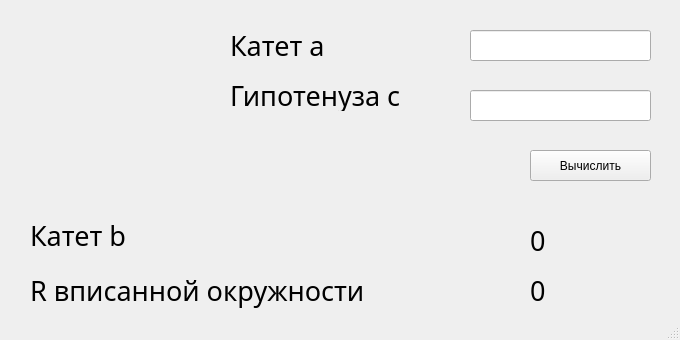
This is First_prorgamm/mainwindow.ui in ivtipm/oop2022-arsentyeva-n as Qt 5 draws it before an edit. The edited form follows.
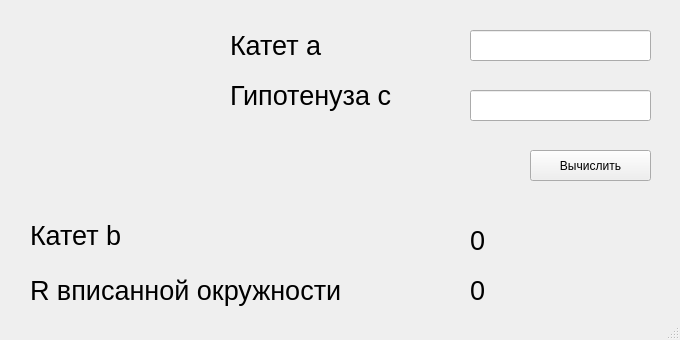
This is the edited form. Icons and pictures are not drawn.

Diff of the .ui file:
```diff
--- a/First_prorgamm/mainwindow.ui
+++ b/First_prorgamm/mainwindow.ui
@@ -74,7 +74,6 @@
     </property>
     <property name="font">
      <font>
-      <family>Helvetica Light</family>
       <pointsize>20</pointsize>
      </font>
     </property>
@@ -93,7 +92,6 @@
     </property>
     <property name="font">
      <font>
-      <family>Helvetica Light</family>
       <pointsize>20</pointsize>
      </font>
     </property>
@@ -112,7 +110,6 @@
     </property>
     <property name="font">
      <font>
-      <family>Helvetica Light</family>
       <pointsize>20</pointsize>
      </font>
     </property>
@@ -131,7 +128,6 @@
     </property>
     <property name="font">
      <font>
-      <family>Helvetica Light</family>
       <pointsize>20</pointsize>
      </font>
     </property>
@@ -161,15 +157,14 @@
    <widget class="QLabel" name="label_resultR">
     <property name="geometry">
      <rect>
-      <x>530</x>
+      <x>470</x>
       <y>270</y>
-      <width>121</width>
+      <width>181</width>
       <height>41</height>
      </rect>
     </property>
     <property name="font">
      <font>
-      <family>Helvetica Light</family>
       <pointsize>20</pointsize>
      </font>
     </property>
@@ -180,15 +175,14 @@
    <widget class="QLabel" name="label_resultB">
     <property name="geometry">
      <rect>
-      <x>530</x>
+      <x>470</x>
       <y>220</y>
-      <width>121</width>
+      <width>181</width>
       <height>41</height>
      </rect>
     </property>
     <property name="font">
      <font>
-      <family>Helvetica Light</family>
       <pointsize>20</pointsize>
      </font>
     </property>
```
Left out of the diff: 2 changed lines with no effect on the pictures.
